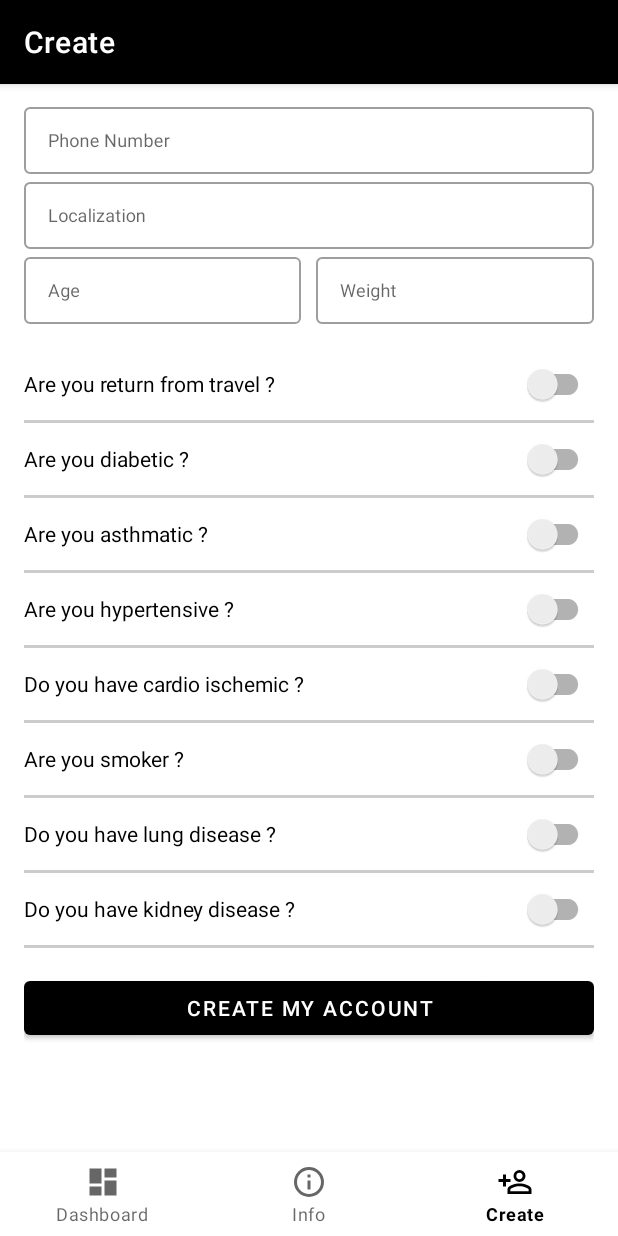
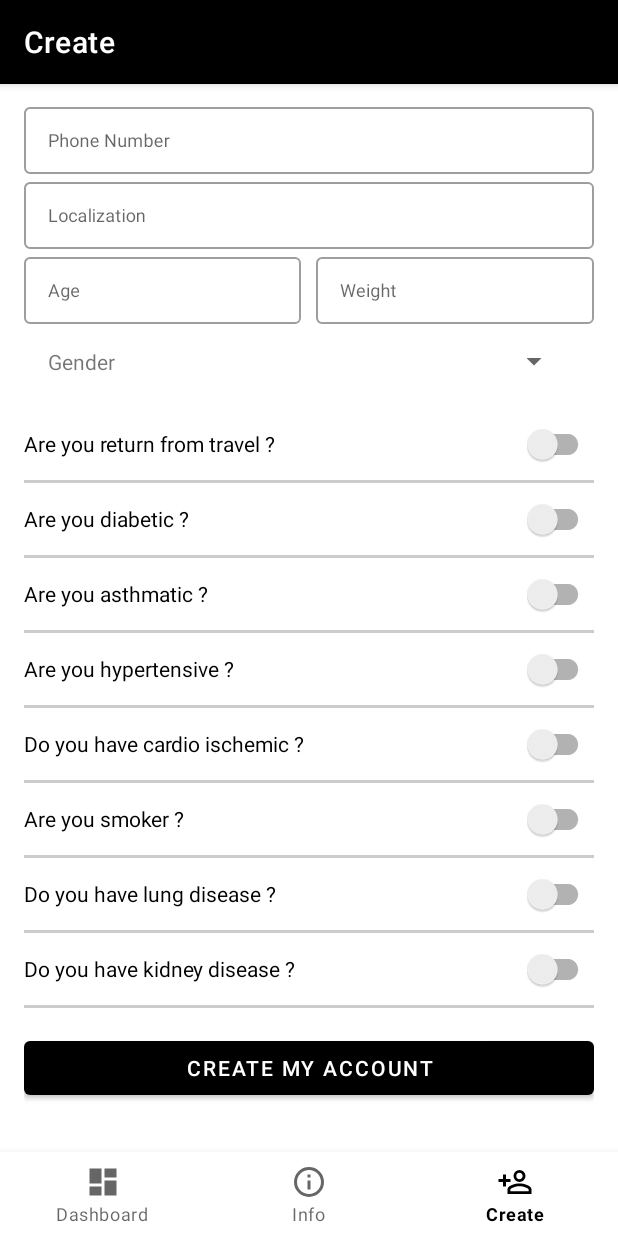
Before and after one commit to monchemin/C19-Android, an Android app: the AccountFragment screen opened through its navigation route, on a phone screen of 412 x 824 dp. Run offline under Robolectric (Android 15) with nearby library versions, the phone set to English and light mode, and no system bars; our stand-ins replace navigation-ui.

Commit message:
add gender

```diff
--- a/app/src/main/java/com/digitalink/c19/presenter/AccountPresenter.java
+++ b/app/src/main/java/com/digitalink/c19/presenter/AccountPresenter.java
@@ -10,6 +10,9 @@ import org.json.JSONObject;
 public class AccountPresenter {
     @SerializedName("district_id")
     public String ID;
+
+    @SerializedName("gender")
+    public String gender;
 
     @SerializedName("age")
     public int age;
--- a/app/src/main/java/com/digitalink/c19/ui/account/AccountFragment.java
+++ b/app/src/main/java/com/digitalink/c19/ui/account/AccountFragment.java
@@ -7,18 +7,18 @@ import android.util.Patterns;
 import android.view.LayoutInflater;
 import android.view.View;
 import android.view.ViewGroup;
+import android.widget.AdapterView;
 import android.widget.Toast;
 
 import androidx.annotation.NonNull;
+import androidx.appcompat.widget.AppCompatSpinner;
 import androidx.appcompat.widget.SwitchCompat;
 import androidx.fragment.app.Fragment;
 import androidx.fragment.app.FragmentManager;
 import androidx.fragment.app.FragmentTransaction;
-import androidx.lifecycle.Observer;
 import androidx.lifecycle.ViewModelProviders;
 
 import com.digitalink.c19.R;
-import com.digitalink.c19.base.BasePresenter;
 import com.digitalink.c19.presenter.AccountPresenter;
 import com.digitalink.c19.presenter.LocalizationPresenter;
 import com.digitalink.c19.ui.ActionChooseListener;
@@ -27,8 +27,6 @@ import com.google.android.gms.location.LocationCallback;
 import com.google.android.gms.location.LocationRequest;
 import com.google.android.gms.location.LocationResult;
 import com.google.android.gms.location.LocationServices;
-import com.google.android.gms.tasks.OnCompleteListener;
-import com.google.android.gms.tasks.Task;
 import com.google.android.material.button.MaterialButton;
 import com.google.android.material.textfield.TextInputEditText;
 
@@ -75,6 +73,19 @@ public class AccountFragment extends Fragment implements ActionChooseListener {
 
         SwitchCompat is_return_from_travel = root.findViewById(R.id.is_return_from_travel);
         is_return_from_travel.setOnCheckedChangeListener((buttonView, isChecked) -> accountPresenter.is_return_from_travel = isChecked);
+
+        AppCompatSpinner spinner = root.findViewById(R.id.gender_spinner);
+        spinner.setOnItemSelectedListener(new AdapterView.OnItemSelectedListener() {
+            @Override
+            public void onItemSelected(AdapterView<?> parent, View view, int position, long id) {
+                 accountPresenter.gender = parent.getItemAtPosition(position).toString();
+            }
+
+            @Override
+            public void onNothingSelected(AdapterView<?> parent) {
+
+            }
+        });
 
         MaterialButton button = root.findViewById(R.id.btn_create_account);
         localization.setOnClickListener(v -> {
@@ -140,18 +151,24 @@ public class AccountFragment extends Fragment implements ActionChooseListener {
             weight.setError("weight");
             return;
         }
+        if (accountPresenter.gender.equals("")) {
+            Toast.makeText(getContext(), "gender", Toast.LENGTH_LONG).show();
+            return;
+        }
         accountPresenter.phoneNumber = localizationPresenter.country + phone;
         accountPresenter.ID = localizationPresenter.id;
         getLocation();
     }
 
     private void send() {
-        System.out.println("nyemo " + accountPresenter.toJson());
-
         accountViewModel.addPatient(accountPresenter.toJson()).observe(this, result -> {
+            if (result == null) {
+                Toast.makeText(getContext(), "error occur", Toast.LENGTH_LONG).show();
+                return;
+            }
             if (result.error == null && result.ID != null) {
-                System.out.println("nyemo " + result.ID);
                 Preference.setActive(getContext(), result.ID, accountPresenter.phoneNumber);
+                Toast.makeText(getContext(), "account create", Toast.LENGTH_LONG).show();
             } else {
                 Toast.makeText(getContext(), "error occur", Toast.LENGTH_LONG).show();
             }
--- a/app/src/main/java/com/digitalink/c19/ui/account/AccountViewModel.java
+++ b/app/src/main/java/com/digitalink/c19/ui/account/AccountViewModel.java
@@ -6,8 +6,6 @@ import com.digitalink.c19.base.BasePresenter;
 import com.digitalink.c19.base.BaseViewModel;
 import com.digitalink.c19.presenter.LocalizationPresenter;
 import com.google.gson.JsonObject;
-
-import org.json.JSONObject;
 
 import retrofit2.Call;
 
--- a/app/src/main/res/layout/fragment_account.xml
+++ b/app/src/main/res/layout/fragment_account.xml
@@ -88,10 +88,36 @@
         </LinearLayout>
 
         <LinearLayout
+            android:id="@+id/gender_container"
+            android:layout_width="match_parent"
+            android:layout_height="30dp"
+            android:layout_below="@id/top_container"
+            android:baselineAligned="false"
+            android:orientation="horizontal"
+            android:layout_marginTop="10dp"
+            android:layout_marginHorizontal="@dimen/activity_horizontal_margin">
+
+           <TextView
+               android:layout_width="0dp"
+               android:layout_height="match_parent"
+               android:layout_weight="0.5"
+               android:text="@string/gender"
+               android:gravity="center_vertical"/>
+
+            <androidx.appcompat.widget.AppCompatSpinner
+                android:id="@+id/gender_spinner"
+                android:layout_width="0dp"
+                android:layout_height="match_parent"
+                android:layout_weight="0.5"
+                android:entries="@array/gender_arrays">
+            </androidx.appcompat.widget.AppCompatSpinner>
+        </LinearLayout>
+
+        <LinearLayout
             android:id="@+id/question_container"
             android:layout_width="match_parent"
             android:layout_height="wrap_content"
-            android:layout_below="@id/top_container"
+            android:layout_below="@id/gender_container"
             android:layout_marginTop="@dimen/activity_vertical_margin"
             android:orientation="vertical"
             android:background="@color/grey">
--- /dev/null
+++ b/app/src/main/res/values/arrays.xml
@@ -0,0 +1,8 @@
+<?xml version="1.0" encoding="utf-8"?>
+<resources>
+    <string-array name="gender_arrays">
+        <item> </item>
+        <item>M</item>
+        <item>F</item>
+    </string-array>
+</resources>
--- a/app/src/main/res/values/strings.xml
+++ b/app/src/main/res/values/strings.xml
@@ -36,5 +36,7 @@
 
     <string name="key_file" translatable="false">key_file</string>
 
+    <string name="gender">Gender</string>
+
 
 </resources>
```
